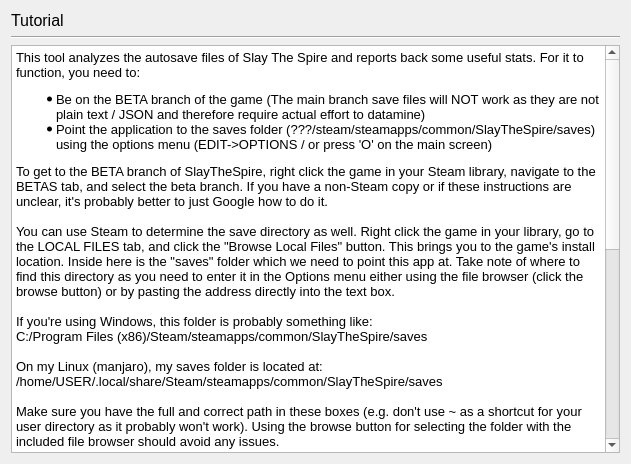
Before: the Qt Designer form src/ui/tutorial.ui in casey-c/spiretool, drawn with Qt 5.
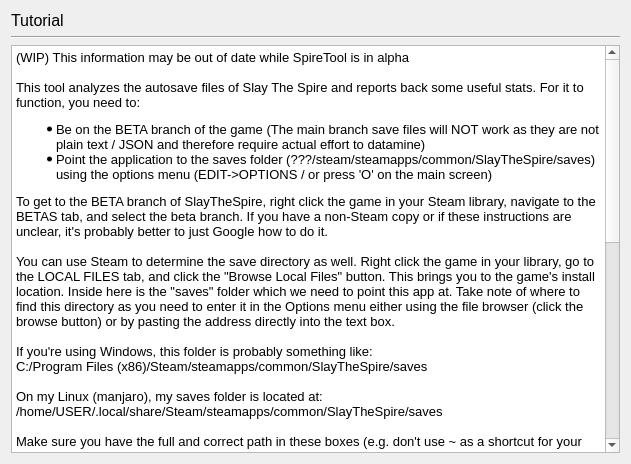
After: the same form once the commit is applied. Icons and pictures are not drawn.

Diff of the .ui file:
```diff
--- a/src/ui/tutorial.ui
+++ b/src/ui/tutorial.ui
@@ -57,42 +57,44 @@
         <string>&lt;!DOCTYPE HTML PUBLIC &quot;-//W3C//DTD HTML 4.0//EN&quot; &quot;http://www.w3.org/TR/REC-html40/strict.dtd&quot;&gt;
 &lt;html&gt;&lt;head&gt;&lt;meta name=&quot;qrichtext&quot; content=&quot;1&quot; /&gt;&lt;style type=&quot;text/css&quot;&gt;
 p, li { white-space: pre-wrap; }
-&lt;/style&gt;&lt;/head&gt;&lt;body style=&quot; font-family:'Cantarell'; font-size:10pt; font-weight:400; font-style:normal;&quot;&gt;
-&lt;p style=&quot; margin-top:0px; margin-bottom:0px; margin-left:0px; margin-right:0px; -qt-block-indent:0; text-indent:0px;&quot;&gt;This tool analyzes the autosave files of Slay The Spire and reports back some useful stats. For it to function, you need to:&lt;/p&gt;
-&lt;ul style=&quot;margin-top: 0px; margin-bottom: 0px; margin-left: 0px; margin-right: 0px; -qt-list-indent: 1;&quot;&gt;&lt;li style=&quot;&quot; style=&quot; margin-top:12px; margin-bottom:0px; margin-left:0px; margin-right:0px; -qt-block-indent:0; text-indent:0px;&quot;&gt;Be on the BETA branch of the game (The main branch save files will NOT work as they are not plain text / JSON and therefore require actual effort to datamine)&lt;/li&gt;
-&lt;li style=&quot;&quot; style=&quot; margin-top:0px; margin-bottom:12px; margin-left:0px; margin-right:0px; -qt-block-indent:0; text-indent:0px;&quot;&gt;Point the application to the saves folder (???/steam/steamapps/common/SlayTheSpire/saves) using the options menu (EDIT-&amp;gt;OPTIONS / or press 'O' on the main screen)&lt;/li&gt;&lt;/ul&gt;
-&lt;p style=&quot; margin-top:0px; margin-bottom:0px; margin-left:0px; margin-right:0px; -qt-block-indent:0; text-indent:0px;&quot;&gt;To get to the BETA branch of SlayTheSpire, right click the game in your Steam library, navigate to the BETAS tab, and select the beta branch. If you have a non-Steam copy or if these instructions are unclear, it's probably better to just Google how to do it.&lt;/p&gt;
-&lt;p style=&quot;-qt-paragraph-type:empty; margin-top:0px; margin-bottom:0px; margin-left:0px; margin-right:0px; -qt-block-indent:0; text-indent:0px;&quot;&gt;&lt;br /&gt;&lt;/p&gt;
-&lt;p style=&quot; margin-top:0px; margin-bottom:0px; margin-left:0px; margin-right:0px; -qt-block-indent:0; text-indent:0px;&quot;&gt;You can use Steam to determine the save directory as well. Right click the game in your library, go to the LOCAL FILES tab, and click the &amp;quot;Browse Local Files&amp;quot; button. This brings you to the game's install location. Inside here is the &amp;quot;saves&amp;quot; folder which we need to point this app at. Take note of where to find this directory as you need to enter it in the Options menu either using the file browser (click the browse button) or by pasting the address directly into the text box.&lt;/p&gt;
-&lt;p style=&quot;-qt-paragraph-type:empty; margin-top:0px; margin-bottom:0px; margin-left:0px; margin-right:0px; -qt-block-indent:0; text-indent:0px;&quot;&gt;&lt;br /&gt;&lt;/p&gt;
-&lt;p style=&quot; margin-top:0px; margin-bottom:0px; margin-left:0px; margin-right:0px; -qt-block-indent:0; text-indent:0px;&quot;&gt;If you're using Windows, this folder is probably something like:&lt;/p&gt;
-&lt;p style=&quot; margin-top:0px; margin-bottom:0px; margin-left:0px; margin-right:0px; -qt-block-indent:0; text-indent:0px;&quot;&gt;C:/Program Files (x86)/Steam/steamapps/common/SlayTheSpire/saves&lt;/p&gt;
-&lt;p style=&quot;-qt-paragraph-type:empty; margin-top:0px; margin-bottom:0px; margin-left:0px; margin-right:0px; -qt-block-indent:0; text-indent:0px;&quot;&gt;&lt;br /&gt;&lt;/p&gt;
-&lt;p style=&quot; margin-top:0px; margin-bottom:0px; margin-left:0px; margin-right:0px; -qt-block-indent:0; text-indent:0px;&quot;&gt;On my Linux (manjaro), my saves folder is located at:&lt;/p&gt;
-&lt;p style=&quot; margin-top:0px; margin-bottom:0px; margin-left:0px; margin-right:0px; -qt-block-indent:0; text-indent:0px;&quot;&gt;/home/USER/.local/share/Steam/steamapps/common/SlayTheSpire/saves&lt;/p&gt;
-&lt;p style=&quot;-qt-paragraph-type:empty; margin-top:0px; margin-bottom:0px; margin-left:0px; margin-right:0px; -qt-block-indent:0; text-indent:0px;&quot;&gt;&lt;br /&gt;&lt;/p&gt;
-&lt;p style=&quot; margin-top:0px; margin-bottom:0px; margin-left:0px; margin-right:0px; -qt-block-indent:0; text-indent:0px;&quot;&gt;Make sure you have the full and correct path in these boxes (e.g. don't use ~ as a shortcut for your user directory as it probably won't work). Using the browse button for selecting the folder with the included file browser should avoid any issues.&lt;/p&gt;
-&lt;p style=&quot;-qt-paragraph-type:empty; margin-top:0px; margin-bottom:0px; margin-left:0px; margin-right:0px; -qt-block-indent:0; text-indent:0px;&quot;&gt;&lt;br /&gt;&lt;/p&gt;
+&lt;/style&gt;&lt;/head&gt;&lt;body style=&quot; font-family:'MS Shell Dlg 2'; font-size:8.25pt; font-weight:400; font-style:normal;&quot;&gt;
+&lt;p style=&quot; margin-top:0px; margin-bottom:0px; margin-left:0px; margin-right:0px; -qt-block-indent:0; text-indent:0px;&quot;&gt;&lt;span style=&quot; font-family:'Cantarell'; font-size:10pt;&quot;&gt;(WIP) This information may be out of date while SpireTool is in alpha&lt;/span&gt;&lt;/p&gt;
+&lt;p style=&quot;-qt-paragraph-type:empty; margin-top:0px; margin-bottom:0px; margin-left:0px; margin-right:0px; -qt-block-indent:0; text-indent:0px; font-family:'Cantarell'; font-size:10pt;&quot;&gt;&lt;br /&gt;&lt;/p&gt;
+&lt;p style=&quot; margin-top:0px; margin-bottom:0px; margin-left:0px; margin-right:0px; -qt-block-indent:0; text-indent:0px;&quot;&gt;&lt;span style=&quot; font-family:'Cantarell'; font-size:10pt;&quot;&gt;This tool analyzes the autosave files of Slay The Spire and reports back some useful stats. For it to function, you need to:&lt;/span&gt;&lt;/p&gt;
+&lt;ul style=&quot;margin-top: 0px; margin-bottom: 0px; margin-left: 0px; margin-right: 0px; -qt-list-indent: 1;&quot;&gt;&lt;li style=&quot; font-family:'Cantarell'; font-size:10pt;&quot; style=&quot; margin-top:12px; margin-bottom:0px; margin-left:0px; margin-right:0px; -qt-block-indent:0; text-indent:0px;&quot;&gt;Be on the BETA branch of the game (The main branch save files will NOT work as they are not plain text / JSON and therefore require actual effort to datamine)&lt;/li&gt;
+&lt;li style=&quot; font-family:'Cantarell'; font-size:10pt;&quot; style=&quot; margin-top:0px; margin-bottom:12px; margin-left:0px; margin-right:0px; -qt-block-indent:0; text-indent:0px;&quot;&gt;Point the application to the saves folder (???/steam/steamapps/common/SlayTheSpire/saves) using the options menu (EDIT-&amp;gt;OPTIONS / or press 'O' on the main screen)&lt;/li&gt;&lt;/ul&gt;
+&lt;p style=&quot; margin-top:0px; margin-bottom:0px; margin-left:0px; margin-right:0px; -qt-block-indent:0; text-indent:0px;&quot;&gt;&lt;span style=&quot; font-family:'Cantarell'; font-size:10pt;&quot;&gt;To get to the BETA branch of SlayTheSpire, right click the game in your Steam library, navigate to the BETAS tab, and select the beta branch. If you have a non-Steam copy or if these instructions are unclear, it's probably better to just Google how to do it.&lt;/span&gt;&lt;/p&gt;
+&lt;p style=&quot;-qt-paragraph-type:empty; margin-top:0px; margin-bottom:0px; margin-left:0px; margin-right:0px; -qt-block-indent:0; text-indent:0px; font-family:'Cantarell'; font-size:10pt;&quot;&gt;&lt;br /&gt;&lt;/p&gt;
+&lt;p style=&quot; margin-top:0px; margin-bottom:0px; margin-left:0px; margin-right:0px; -qt-block-indent:0; text-indent:0px;&quot;&gt;&lt;span style=&quot; font-family:'Cantarell'; font-size:10pt;&quot;&gt;You can use Steam to determine the save directory as well. Right click the game in your library, go to the LOCAL FILES tab, and click the &amp;quot;Browse Local Files&amp;quot; button. This brings you to the game's install location. Inside here is the &amp;quot;saves&amp;quot; folder which we need to point this app at. Take note of where to find this directory as you need to enter it in the Options menu either using the file browser (click the browse button) or by pasting the address directly into the text box.&lt;/span&gt;&lt;/p&gt;
+&lt;p style=&quot;-qt-paragraph-type:empty; margin-top:0px; margin-bottom:0px; margin-left:0px; margin-right:0px; -qt-block-indent:0; text-indent:0px; font-family:'Cantarell'; font-size:10pt;&quot;&gt;&lt;br /&gt;&lt;/p&gt;
+&lt;p style=&quot; margin-top:0px; margin-bottom:0px; margin-left:0px; margin-right:0px; -qt-block-indent:0; text-indent:0px;&quot;&gt;&lt;span style=&quot; font-family:'Cantarell'; font-size:10pt;&quot;&gt;If you're using Windows, this folder is probably something like:&lt;/span&gt;&lt;/p&gt;
+&lt;p style=&quot; margin-top:0px; margin-bottom:0px; margin-left:0px; margin-right:0px; -qt-block-indent:0; text-indent:0px;&quot;&gt;&lt;span style=&quot; font-family:'Cantarell'; font-size:10pt;&quot;&gt;C:/Program Files (x86)/Steam/steamapps/common/SlayTheSpire/saves&lt;/span&gt;&lt;/p&gt;
+&lt;p style=&quot;-qt-paragraph-type:empty; margin-top:0px; margin-bottom:0px; margin-left:0px; margin-right:0px; -qt-block-indent:0; text-indent:0px; font-family:'Cantarell'; font-size:10pt;&quot;&gt;&lt;br /&gt;&lt;/p&gt;
+&lt;p style=&quot; margin-top:0px; margin-bottom:0px; margin-left:0px; margin-right:0px; -qt-block-indent:0; text-indent:0px;&quot;&gt;&lt;span style=&quot; font-family:'Cantarell'; font-size:10pt;&quot;&gt;On my Linux (manjaro), my saves folder is located at:&lt;/span&gt;&lt;/p&gt;
+&lt;p style=&quot; margin-top:0px; margin-bottom:0px; margin-left:0px; margin-right:0px; -qt-block-indent:0; text-indent:0px;&quot;&gt;&lt;span style=&quot; font-family:'Cantarell'; font-size:10pt;&quot;&gt;/home/USER/.local/share/Steam/steamapps/common/SlayTheSpire/saves&lt;/span&gt;&lt;/p&gt;
+&lt;p style=&quot;-qt-paragraph-type:empty; margin-top:0px; margin-bottom:0px; margin-left:0px; margin-right:0px; -qt-block-indent:0; text-indent:0px; font-family:'Cantarell'; font-size:10pt;&quot;&gt;&lt;br /&gt;&lt;/p&gt;
+&lt;p style=&quot; margin-top:0px; margin-bottom:0px; margin-left:0px; margin-right:0px; -qt-block-indent:0; text-indent:0px;&quot;&gt;&lt;span style=&quot; font-family:'Cantarell'; font-size:10pt;&quot;&gt;Make sure you have the full and correct path in these boxes (e.g. don't use ~ as a shortcut for your user directory as it probably won't work). Using the browse button for selecting the folder with the included file browser should avoid any issues.&lt;/span&gt;&lt;/p&gt;
+&lt;p style=&quot;-qt-paragraph-type:empty; margin-top:0px; margin-bottom:0px; margin-left:0px; margin-right:0px; -qt-block-indent:0; text-indent:0px; font-family:'Cantarell'; font-size:10pt;&quot;&gt;&lt;br /&gt;&lt;/p&gt;
 &lt;hr /&gt;
-&lt;p style=&quot;-qt-paragraph-type:empty; margin-top:0px; margin-bottom:0px; margin-left:0px; margin-right:0px; -qt-block-indent:0; text-indent:0px;&quot;&gt;&lt;br /&gt;&lt;/p&gt;
-&lt;p style=&quot; margin-top:0px; margin-bottom:0px; margin-left:0px; margin-right:0px; -qt-block-indent:0; text-indent:0px;&quot;&gt;Advanced features:&lt;/p&gt;
-&lt;p style=&quot;-qt-paragraph-type:empty; margin-top:0px; margin-bottom:0px; margin-left:0px; margin-right:0px; -qt-block-indent:0; text-indent:0px;&quot;&gt;&lt;br /&gt;&lt;/p&gt;
-&lt;p style=&quot; margin-top:0px; margin-bottom:0px; margin-left:0px; margin-right:0px; -qt-block-indent:0; text-indent:0px;&quot;&gt;This program contains some additional functionality to aid streamers wishing to display this information on their streams. This is the ability to write the current data into a file, which can then be loaded directly into OBS using a &amp;quot;Text Source&amp;quot; pointing at the created file.&lt;/p&gt;
-&lt;p style=&quot;-qt-paragraph-type:empty; margin-top:0px; margin-bottom:0px; margin-left:0px; margin-right:0px; -qt-block-indent:0; text-indent:0px;&quot;&gt;&lt;br /&gt;&lt;/p&gt;
-&lt;p style=&quot; margin-top:0px; margin-bottom:0px; margin-left:0px; margin-right:0px; -qt-block-indent:0; text-indent:0px;&quot;&gt;By default, the program will try and write to the working directory the program is run in. (E.g. potions.txt will be in the same folder as the executable for this program and you just need to point OBS at it to work).&lt;/p&gt;
-&lt;p style=&quot;-qt-paragraph-type:empty; margin-top:0px; margin-bottom:0px; margin-left:0px; margin-right:0px; -qt-block-indent:0; text-indent:0px;&quot;&gt;&lt;br /&gt;&lt;/p&gt;
-&lt;p style=&quot; margin-top:0px; margin-bottom:0px; margin-left:0px; margin-right:0px; -qt-block-indent:0; text-indent:0px;&quot;&gt;These output files can be gently formatted into a string that suits your particular needs with the &amp;quot;format&amp;quot; text box in each section. The variables for the current chances will be substituted in for all occurences of the &amp;quot;$&amp;quot; character.&lt;/p&gt;
-&lt;p style=&quot;-qt-paragraph-type:empty; margin-top:0px; margin-bottom:0px; margin-left:0px; margin-right:0px; -qt-block-indent:0; text-indent:0px;&quot;&gt;&lt;br /&gt;&lt;/p&gt;
-&lt;p style=&quot; margin-top:0px; margin-bottom:0px; margin-left:0px; margin-right:0px; -qt-block-indent:0; text-indent:0px;&quot;&gt;As an example, the default:&lt;/p&gt;
-&lt;p style=&quot;-qt-paragraph-type:empty; margin-top:0px; margin-bottom:0px; margin-left:0px; margin-right:0px; -qt-block-indent:0; text-indent:0px;&quot;&gt;&lt;br /&gt;&lt;/p&gt;
-&lt;p style=&quot; margin-top:0px; margin-bottom:0px; margin-left:0px; margin-right:0px; -qt-block-indent:0; text-indent:0px;&quot;&gt;$% !Potions&lt;/p&gt;
-&lt;p style=&quot;-qt-paragraph-type:empty; margin-top:0px; margin-bottom:0px; margin-left:0px; margin-right:0px; -qt-block-indent:0; text-indent:0px;&quot;&gt;&lt;br /&gt;&lt;/p&gt;
-&lt;p style=&quot; margin-top:0px; margin-bottom:0px; margin-left:0px; margin-right:0px; -qt-block-indent:0; text-indent:0px;&quot;&gt;gets written to the file as&lt;/p&gt;
-&lt;p style=&quot;-qt-paragraph-type:empty; margin-top:0px; margin-bottom:0px; margin-left:0px; margin-right:0px; -qt-block-indent:0; text-indent:0px;&quot;&gt;&lt;br /&gt;&lt;/p&gt;
-&lt;p style=&quot; margin-top:0px; margin-bottom:0px; margin-left:0px; margin-right:0px; -qt-block-indent:0; text-indent:0px;&quot;&gt;40% !Potions&lt;/p&gt;
-&lt;p style=&quot;-qt-paragraph-type:empty; margin-top:0px; margin-bottom:0px; margin-left:0px; margin-right:0px; -qt-block-indent:0; text-indent:0px;&quot;&gt;&lt;br /&gt;&lt;/p&gt;
-&lt;p style=&quot; margin-top:0px; margin-bottom:0px; margin-left:0px; margin-right:0px; -qt-block-indent:0; text-indent:0px;&quot;&gt;but you can move the $ around wherever you like to get the string you need to display.&lt;/p&gt;
-&lt;p style=&quot;-qt-paragraph-type:empty; margin-top:0px; margin-bottom:0px; margin-left:0px; margin-right:0px; -qt-block-indent:0; text-indent:0px;&quot;&gt;&lt;br /&gt;&lt;/p&gt;&lt;/body&gt;&lt;/html&gt;</string>
+&lt;p style=&quot;-qt-paragraph-type:empty; margin-top:0px; margin-bottom:0px; margin-left:0px; margin-right:0px; -qt-block-indent:0; text-indent:0px; font-family:'Cantarell'; font-size:10pt;&quot;&gt;&lt;br /&gt;&lt;/p&gt;
+&lt;p style=&quot; margin-top:0px; margin-bottom:0px; margin-left:0px; margin-right:0px; -qt-block-indent:0; text-indent:0px;&quot;&gt;&lt;span style=&quot; font-family:'Cantarell'; font-size:10pt;&quot;&gt;Advanced features:&lt;/span&gt;&lt;/p&gt;
+&lt;p style=&quot;-qt-paragraph-type:empty; margin-top:0px; margin-bottom:0px; margin-left:0px; margin-right:0px; -qt-block-indent:0; text-indent:0px; font-family:'Cantarell'; font-size:10pt;&quot;&gt;&lt;br /&gt;&lt;/p&gt;
+&lt;p style=&quot; margin-top:0px; margin-bottom:0px; margin-left:0px; margin-right:0px; -qt-block-indent:0; text-indent:0px;&quot;&gt;&lt;span style=&quot; font-family:'Cantarell'; font-size:10pt;&quot;&gt;This program contains some additional functionality to aid streamers wishing to display this information on their streams. This is the ability to write the current data into a file, which can then be loaded directly into OBS using a &amp;quot;Text Source&amp;quot; pointing at the created file.&lt;/span&gt;&lt;/p&gt;
+&lt;p style=&quot;-qt-paragraph-type:empty; margin-top:0px; margin-bottom:0px; margin-left:0px; margin-right:0px; -qt-block-indent:0; text-indent:0px; font-family:'Cantarell'; font-size:10pt;&quot;&gt;&lt;br /&gt;&lt;/p&gt;
+&lt;p style=&quot; margin-top:0px; margin-bottom:0px; margin-left:0px; margin-right:0px; -qt-block-indent:0; text-indent:0px;&quot;&gt;&lt;span style=&quot; font-family:'Cantarell'; font-size:10pt;&quot;&gt;By default, the program will try and write to the working directory the program is run in. (E.g. potions.txt will be in the same folder as the executable for this program and you just need to point OBS at it to work).&lt;/span&gt;&lt;/p&gt;
+&lt;p style=&quot;-qt-paragraph-type:empty; margin-top:0px; margin-bottom:0px; margin-left:0px; margin-right:0px; -qt-block-indent:0; text-indent:0px; font-family:'Cantarell'; font-size:10pt;&quot;&gt;&lt;br /&gt;&lt;/p&gt;
+&lt;p style=&quot; margin-top:0px; margin-bottom:0px; margin-left:0px; margin-right:0px; -qt-block-indent:0; text-indent:0px;&quot;&gt;&lt;span style=&quot; font-family:'Cantarell'; font-size:10pt;&quot;&gt;These output files can be gently formatted into a string that suits your particular needs with the &amp;quot;format&amp;quot; text box in each section. The variables for the current chances will be substituted in for all occurences of the &amp;quot;$&amp;quot; character.&lt;/span&gt;&lt;/p&gt;
+&lt;p style=&quot;-qt-paragraph-type:empty; margin-top:0px; margin-bottom:0px; margin-left:0px; margin-right:0px; -qt-block-indent:0; text-indent:0px; font-family:'Cantarell'; font-size:10pt;&quot;&gt;&lt;br /&gt;&lt;/p&gt;
+&lt;p style=&quot; margin-top:0px; margin-bottom:0px; margin-left:0px; margin-right:0px; -qt-block-indent:0; text-indent:0px;&quot;&gt;&lt;span style=&quot; font-family:'Cantarell'; font-size:10pt;&quot;&gt;As an example, the default:&lt;/span&gt;&lt;/p&gt;
+&lt;p style=&quot;-qt-paragraph-type:empty; margin-top:0px; margin-bottom:0px; margin-left:0px; margin-right:0px; -qt-block-indent:0; text-indent:0px; font-family:'Cantarell'; font-size:10pt;&quot;&gt;&lt;br /&gt;&lt;/p&gt;
+&lt;p style=&quot; margin-top:0px; margin-bottom:0px; margin-left:0px; margin-right:0px; -qt-block-indent:0; text-indent:0px;&quot;&gt;&lt;span style=&quot; font-family:'Cantarell'; font-size:10pt;&quot;&gt;$% !Potions&lt;/span&gt;&lt;/p&gt;
+&lt;p style=&quot;-qt-paragraph-type:empty; margin-top:0px; margin-bottom:0px; margin-left:0px; margin-right:0px; -qt-block-indent:0; text-indent:0px; font-family:'Cantarell'; font-size:10pt;&quot;&gt;&lt;br /&gt;&lt;/p&gt;
+&lt;p style=&quot; margin-top:0px; margin-bottom:0px; margin-left:0px; margin-right:0px; -qt-block-indent:0; text-indent:0px;&quot;&gt;&lt;span style=&quot; font-family:'Cantarell'; font-size:10pt;&quot;&gt;gets written to the file as&lt;/span&gt;&lt;/p&gt;
+&lt;p style=&quot;-qt-paragraph-type:empty; margin-top:0px; margin-bottom:0px; margin-left:0px; margin-right:0px; -qt-block-indent:0; text-indent:0px; font-family:'Cantarell'; font-size:10pt;&quot;&gt;&lt;br /&gt;&lt;/p&gt;
+&lt;p style=&quot; margin-top:0px; margin-bottom:0px; margin-left:0px; margin-right:0px; -qt-block-indent:0; text-indent:0px;&quot;&gt;&lt;span style=&quot; font-family:'Cantarell'; font-size:10pt;&quot;&gt;40% !Potions&lt;/span&gt;&lt;/p&gt;
+&lt;p style=&quot;-qt-paragraph-type:empty; margin-top:0px; margin-bottom:0px; margin-left:0px; margin-right:0px; -qt-block-indent:0; text-indent:0px; font-family:'Cantarell'; font-size:10pt;&quot;&gt;&lt;br /&gt;&lt;/p&gt;
+&lt;p style=&quot; margin-top:0px; margin-bottom:0px; margin-left:0px; margin-right:0px; -qt-block-indent:0; text-indent:0px;&quot;&gt;&lt;span style=&quot; font-family:'Cantarell'; font-size:10pt;&quot;&gt;but you can move the $ around wherever you like to get the string you need to display.&lt;/span&gt;&lt;/p&gt;
+&lt;p style=&quot;-qt-paragraph-type:empty; margin-top:0px; margin-bottom:0px; margin-left:0px; margin-right:0px; -qt-block-indent:0; text-indent:0px; font-family:'Cantarell'; font-size:10pt;&quot;&gt;&lt;br /&gt;&lt;/p&gt;&lt;/body&gt;&lt;/html&gt;</string>
        </property>
       </widget>
      </item>
```
